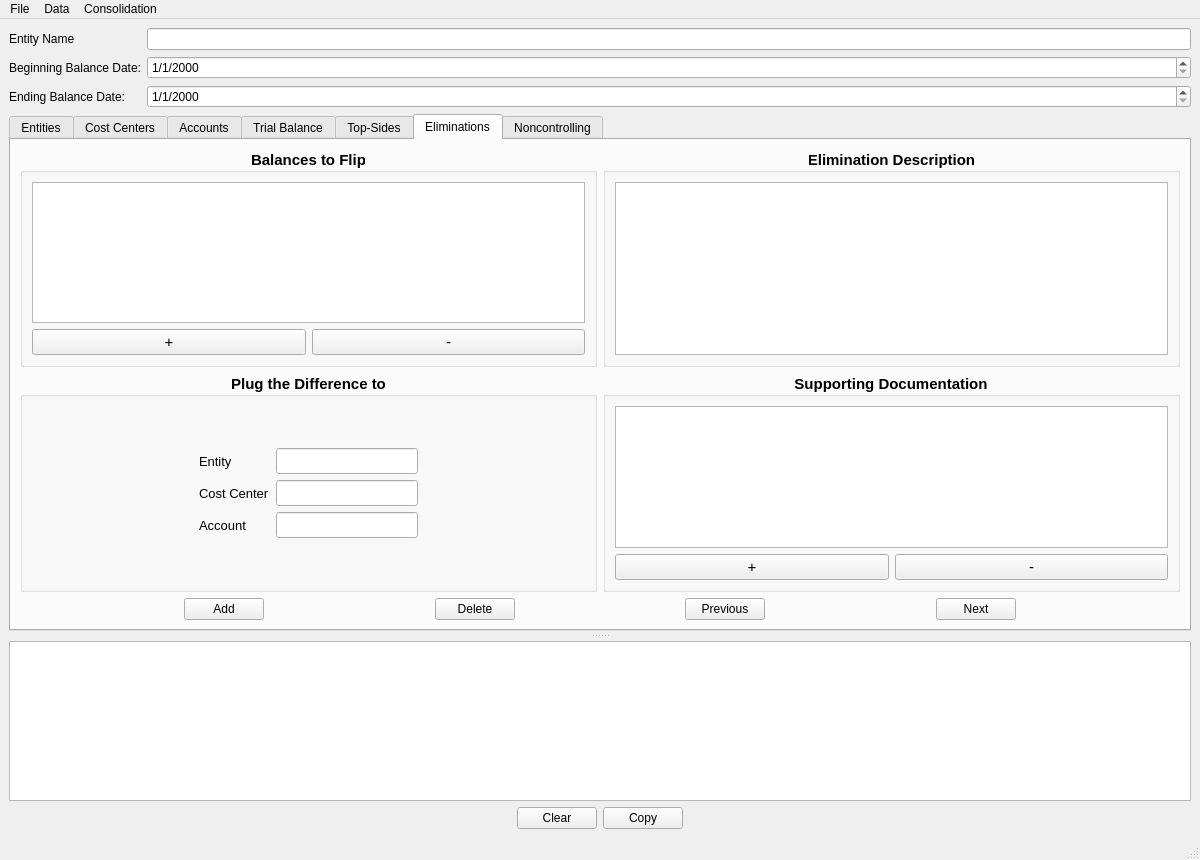
Qt form ui/MainWindow2.ui (herrsmitty8128/ConsolidationBuilder) before a commit.
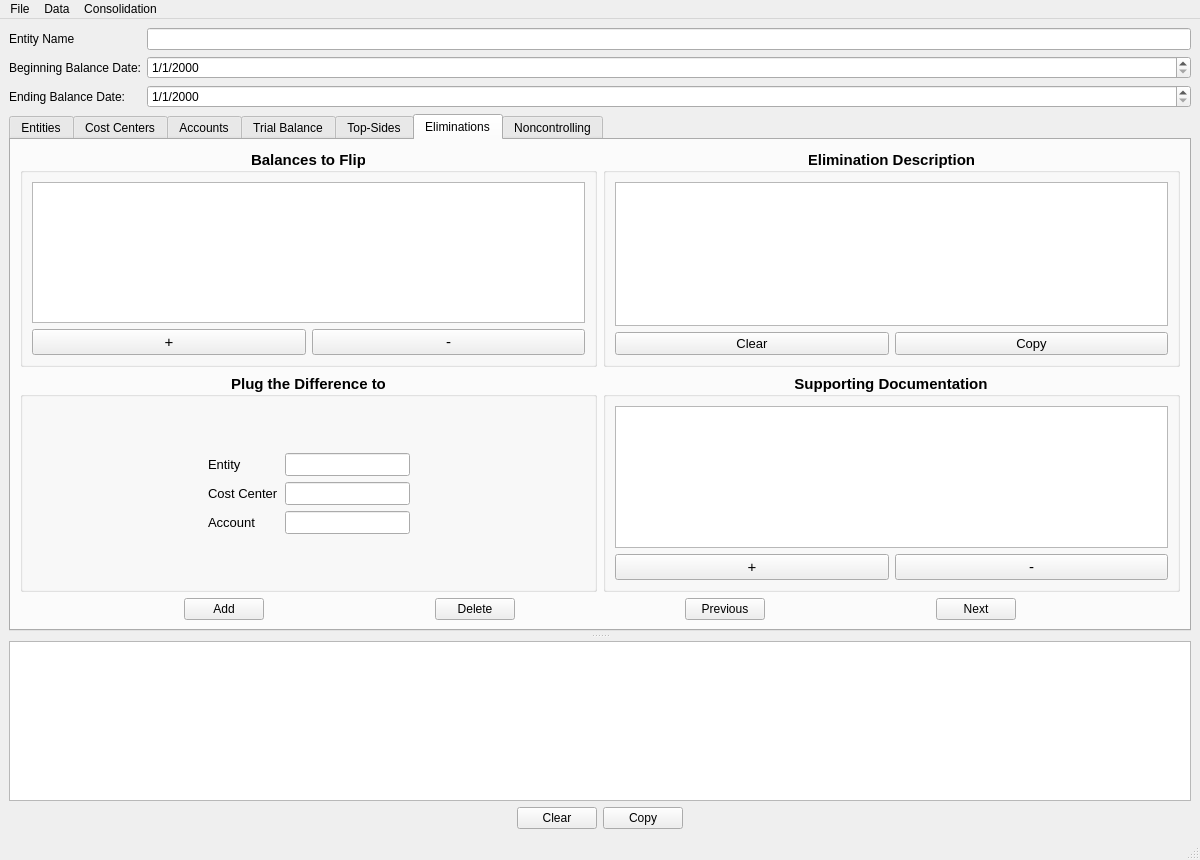
The same form after that commit.

Patch:
```diff
--- a/ui/MainWindow2.ui
+++ b/ui/MainWindow2.ui
@@ -817,18 +817,50 @@
                 <property name="flat">
                  <bool>false</bool>
                 </property>
-                <layout class="QHBoxLayout" name="horizontalLayout_12">
+                <layout class="QVBoxLayout" name="verticalLayout_11">
                  <item>
                   <widget class="QTextEdit" name="Elim_Desc">
                    <property name="font">
                     <font>
                      <pointsize>10</pointsize>
-                     <weight>75</weight>
-                     <bold>true</bold>
+                     <weight>50</weight>
+                     <bold>false</bold>
                     </font>
                    </property>
                   </widget>
                  </item>
+                 <item>
+                  <layout class="QHBoxLayout" name="horizontalLayout_12">
+                   <item>
+                    <widget class="QPushButton" name="clearElimDescriptionButton">
+                     <property name="font">
+                      <font>
+                       <pointsize>10</pointsize>
+                       <weight>50</weight>
+                       <bold>false</bold>
+                      </font>
+                     </property>
+                     <property name="text">
+                      <string>Clear</string>
+                     </property>
+                    </widget>
+                   </item>
+                   <item>
+                    <widget class="QPushButton" name="copyElimDescriptionButton">
+                     <property name="font">
+                      <font>
+                       <pointsize>10</pointsize>
+                       <weight>50</weight>
+                       <bold>false</bold>
+                      </font>
+                     </property>
+                     <property name="text">
+                      <string>Copy</string>
+                     </property>
+                    </widget>
+                   </item>
+                  </layout>
+                 </item>
                 </layout>
                </widget>
               </item>
@@ -880,13 +912,37 @@
                       </widget>
                      </item>
                      <item row="0" column="1">
-                      <widget class="QLineEdit" name="Elim_Plug_Entity"/>
+                      <widget class="QLineEdit" name="Elim_Plug_Entity">
+                       <property name="font">
+                        <font>
+                         <pointsize>10</pointsize>
+                         <weight>75</weight>
+                         <bold>true</bold>
+                        </font>
+                       </property>
+                      </widget>
                      </item>
                      <item row="1" column="1">
-                      <widget class="QLineEdit" name="Elim_Plug_CC"/>
+                      <widget class="QLineEdit" name="Elim_Plug_CC">
+                       <property name="font">
+                        <font>
+                         <pointsize>10</pointsize>
+                         <weight>50</weight>
+                         <bold>false</bold>
+                        </font>
+                       </property>
+                      </widget>
                      </item>
                      <item row="2" column="1">
-                      <widget class="QLineEdit" name="Elim_Plug_Acct"/>
+                      <widget class="QLineEdit" name="Elim_Plug_Acct">
+                       <property name="font">
+                        <font>
+                         <pointsize>10</pointsize>
+                         <weight>50</weight>
+                         <bold>false</bold>
+                        </font>
+                       </property>
+                      </widget>
                      </item>
                      <item row="1" column="0">
                       <widget class="QLabel" name="label_8">
```
Left out of the diff: 256 changed lines with no effect on the pictures.
